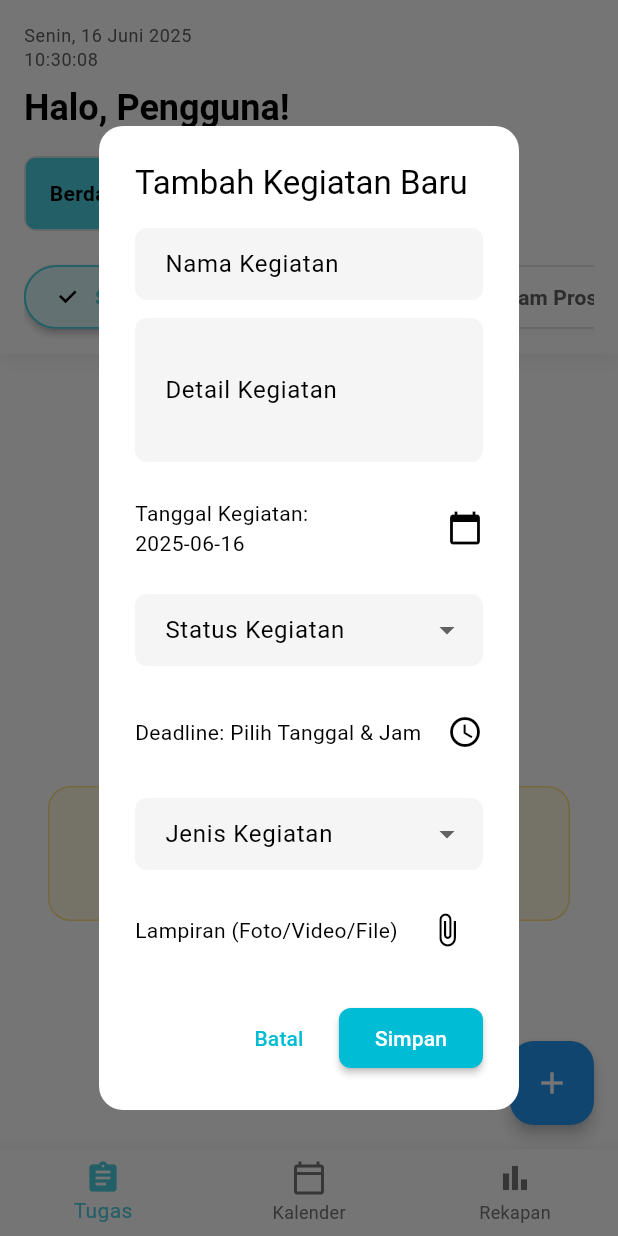
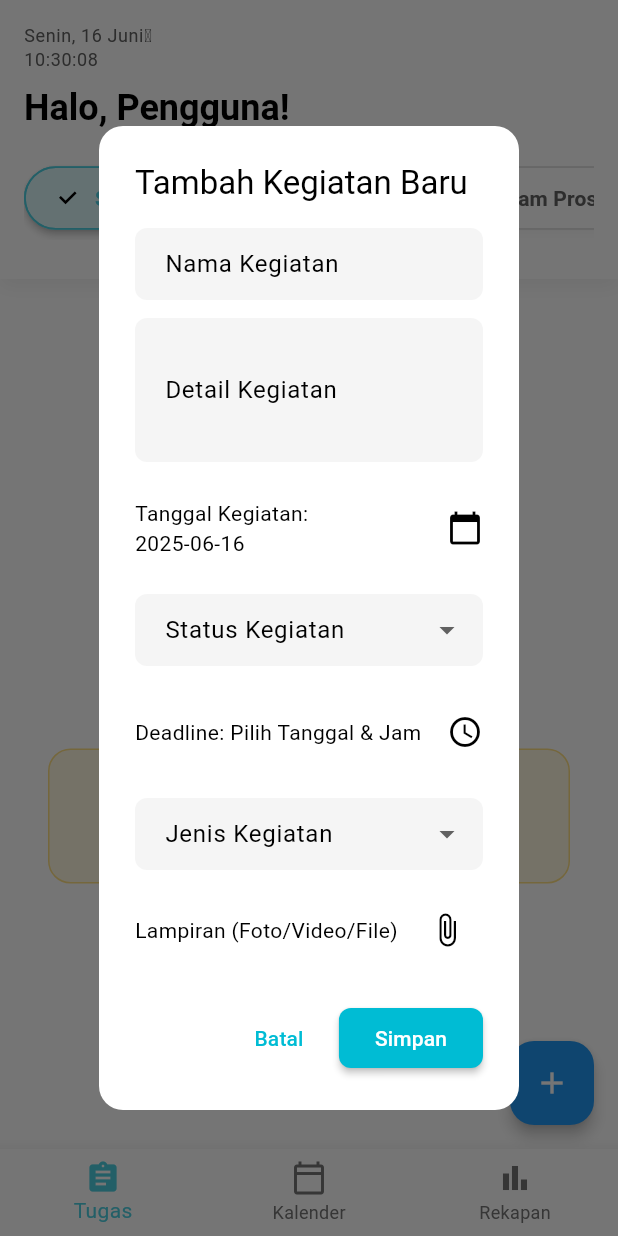
Before and after one commit to syaifa21/bleau_todo_app, a Flutter app: the screen it shows after launch, after a tap on the "add" icon, on a phone screen of 412 x 824 dp. Run offline on Flutter 3.47's test engine with Material 3 defaults, Android fonts, the phone set to English and light mode, and no system bars; our stand-ins replace fl_chart, hive, hive_flutter, table_calendar; accounts and stored records are empty; Roboto replaces fonts that are missing (Montserrat).

Commit message:
filtering

```diff
--- a/lib/dashboard_screen.dart
+++ b/lib/dashboard_screen.dart
@@ -4,8 +4,8 @@ import 'package:hive_flutter/hive_flutter.dart';
 import 'package:bleau_todo_app/models/task.dart';
 import 'package:bleau_todo_app/screens/calendar_screen.dart';
 import 'package:bleau_todo_app/screens/dashboard_chart_screen.dart';
-import 'package:intl/intl.dart'; // Tambahkan ini untuk format tanggal dan waktu
-import 'dart:async'; // Tambahkan ini untuk Timer
+import 'package:intl/intl.dart';
+import 'dart:async';
 
 class DashboardScreen extends StatefulWidget {
   const DashboardScreen({super.key});
@@ -16,44 +16,35 @@ class DashboardScreen extends StatefulWidget {
 
 class _DashboardScreenState extends State<DashboardScreen> {
   int _selectedIndex = 0;
-  // Variabel untuk menyimpan filter yang sedang aktif (status atau jenis)
+  // Filter utama adalah berdasarkan status kegiatan
   String _selectedFilter = 'Semua';
-  // Variabel untuk melacak mode filter: 'status' atau 'jenis'
-  String _filterMode = 'status'; // Default mode adalah berdasarkan status
 
-  late Box<Task> _taskBox; // Deklarasi Box Hive untuk Task
+  late Box<Task> _taskBox;
 
-  // Controller untuk inputan dialog
   final TextEditingController _namaKegiatanController = TextEditingController();
   final TextEditingController _detailKegiatanController = TextEditingController();
 
-  // Variabel untuk Datepicker & Dropdown di dialog (digunakan sebagai nilai awal)
   DateTime? _initialSelectedDate;
   DateTime? _initialSelectedDeadline;
   String? _initialSelectedStatus;
   String? _initialSelectedJenis;
 
-  // Daftar opsi untuk Status Kegiatan (digunakan untuk filter dan dialog)
   final List<String> _statusOptions = ['Belum Dimulai', 'Dalam Proses', 'Selesai'];
-
-  // Daftar opsi untuk Jenis Kegiatan (digunakan untuk filter dan dialog)
   final List<String> _jenisKegiatanOptions = ['Pribadi', 'Kerja', 'Wishlist', 'Lainnya'];
 
-  // GlobalKey untuk form validasi
   final _formKey = GlobalKey<FormState>();
 
-  // Future yang akan menyimpan hasil inisialisasi Hive Box
   late Future<void> _hiveInitFuture;
 
   @override
   void initState() {
     super.initState();
-    _hiveInitFuture = _openHiveBox(); // Panggil metode untuk membuka box Hive
+    _hiveInitFuture = _openHiveBox();
   }
 
   Future<void> _openHiveBox() async {
     if (!Hive.isBoxOpen('tasks')) {
-      _taskBox = await Hive.openBox<Task>('tasks'); // Buka box bernama 'tasks'
+      _taskBox = await Hive.openBox<Task>('tasks');
     } else {
       _taskBox = Hive.box<Task>('tasks');
     }
@@ -76,10 +67,9 @@ class _DashboardScreenState extends State<DashboardScreen> {
   Widget build(BuildContext context) {
     return Scaffold(
       body: FutureBuilder(
-        future: _hiveInitFuture, // Menggunakan future dari inisialisasi Hive Box
+        future: _hiveInitFuture,
         builder: (context, snapshot) {
           if (snapshot.connectionState == ConnectionState.done) {
-            // Jika future sudah selesai, tampilkan konten utama
             final List<Widget> bottomNavPages = <Widget>[
               _buildTasksPage(context),
               const CalendarScreen(),
@@ -87,32 +77,29 @@ class _DashboardScreenState extends State<DashboardScreen> {
             ];
             return bottomNavPages.elementAt(_selectedIndex);
           } else if (snapshot.hasError) {
-            // Jika terjadi error saat inisialisasi
             return Center(
               child: Text('Error: ${snapshot.error}', style: TextStyle(color: Colors.red)),
             );
           } else {
-            // Selama future masih berjalan, tampilkan loading indicator
             return const Center(child: CircularProgressIndicator());
           }
         },
       ),
-      floatingActionButton: _selectedIndex == 0 // Hanya tampilkan FAB di tab "Tugas"
+      floatingActionButton: _selectedIndex == 0
           ? FloatingActionButton(
               onPressed: () {
-                // Reset nilai awal untuk form "Tambah Kegiatan"
                 _namaKegiatanController.clear();
                 _detailKegiatanController.clear();
                 _initialSelectedDate = DateTime.now();
                 _initialSelectedDeadline = null;
                 _initialSelectedStatus = null;
                 _initialSelectedJenis = null;
-                _showAddTaskDialog(context); // Memanggil metode untuk menampilkan dialog
+                _showAddTaskDialog(context);
               },
               child: const Icon(Icons.add),
               backgroundColor: Colors.blue,
             )
-          : null, // Sembunyikan FAB di tab lain
+          : null,
       floatingActionButtonLocation: FloatingActionButtonLocation.endFloat,
       bottomNavigationBar: BottomNavigationBar(
         backgroundColor: Colors.white,
@@ -143,7 +130,6 @@ class _DashboardScreenState extends State<DashboardScreen> {
     );
   }
 
-  // --- Metode untuk Menampilkan Dialog Tambah/Edit Kegiatan ---
   void _showAddTaskDialog(BuildContext context, {Task? taskToEdit}) {
     _namaKegiatanController.text = taskToEdit?.name ?? '';
     _detailKegiatanController.text = taskToEdit?.detail ?? '';
@@ -382,7 +368,6 @@ class _DashboardScreenState extends State<DashboardScreen> {
     );
   }
 
-  // --- Metode untuk Menampilkan Dialog Detail Kegiatan ---
   void _showTaskDetailDialog(BuildContext context, Task task) {
     showDialog(
       context: context,
@@ -420,7 +405,6 @@ class _DashboardScreenState extends State<DashboardScreen> {
     );
   }
 
-  // Widget pembantu untuk baris detail
   Widget _buildDetailRow(String label, String value) {
     return Padding(
       padding: const EdgeInsets.symmetric(vertical: 4.0),
@@ -449,19 +433,16 @@ class _DashboardScreenState extends State<DashboardScreen> {
       builder: (context, Box<Task> box, _) {
         List<Task> currentTasks = box.values.toList();
 
-        // *** LOGIKA FILTER BARU: Dinamis berdasarkan _filterMode ***
+        // LOGIKA FILTER UTAMA: Berdasarkan Status Kegiatan
         List<Task> filteredTasks = currentTasks.where((task) {
           if (_selectedFilter == 'Semua') {
             return true;
           }
-          if (_filterMode == 'status') {
+          // Filter hanya berdasarkan status
           return task.status == _selectedFilter;
-          } else { // _filterMode == 'jenis'
-            return task.type == _selectedFilter;
-          }
         }).toList();
 
-        // Sort tasks by date, earliest first
+        // Urutkan tugas berdasarkan tanggal, paling awal lebih dulu
         filteredTasks.sort((a, b) => a.date.compareTo(b.date));
 
         bool hasTasks = filteredTasks.isNotEmpty;
@@ -490,7 +471,7 @@ class _DashboardScreenState extends State<DashboardScreen> {
                     builder: (context, snapshot) {
                       if (snapshot.hasData) {
                         final currentTime = snapshot.data!;
-                        final formattedDate = DateFormat('EEEE, dd MMMM yyyy', 'id_ID').format(currentTime); // Menggunakan locale Indonesia
+                        final formattedDate = DateFormat('EEEE, dd MMMM𓂃', 'id_ID').format(currentTime);
                         final formattedTime = DateFormat('HH:mm:ss').format(currentTime);
                         return Column(
                           crossAxisAlignment: CrossAxisAlignment.start,
@@ -515,42 +496,7 @@ class _DashboardScreenState extends State<DashboardScreen> {
                     style: Theme.of(context).textTheme.headlineSmall?.copyWith(fontWeight: FontWeight.bold),
                   ),
                   const SizedBox(height: 16),
-                  // *** KONTROL TOGGLE FILTER ***
-                  Align(
-                    alignment: Alignment.centerLeft,
-                    child: ToggleButtons(
-                      isSelected: [
-                        _filterMode == 'status',
-                        _filterMode == 'jenis',
-                      ],
-                      onPressed: (int index) {
-                        setState(() {
-                          if (index == 0) {
-                            _filterMode = 'status';
-                          } else {
-                            _filterMode = 'jenis';
-                          }
-                          _selectedFilter = 'Semua'; // Reset filter saat mode berubah
-                        });
-                      },
-                      borderRadius: BorderRadius.circular(8),
-                      selectedColor: Theme.of(context).colorScheme.onPrimary,
-                      fillColor: Theme.of(context).primaryColor,
-                      color: Theme.of(context).colorScheme.primary,
-                      textStyle: Theme.of(context).textTheme.bodyMedium?.copyWith(fontWeight: FontWeight.bold),
-                      children: const <Widget>[
-                        Padding(
-                          padding: EdgeInsets.symmetric(horizontal: 16),
-                          child: Text('Berdasarkan Status'),
-                        ),
-                        Padding(
-                          padding: EdgeInsets.symmetric(horizontal: 16),
-                          child: Text('Berdasarkan Jenis'),
-                        ),
-                      ],
-                    ),
-                  ),
-                  const SizedBox(height: 16), // Spasi setelah toggle
+                  // *** BARIS FILTER STATUS ***
                   SingleChildScrollView(
                     scrollDirection: Axis.horizontal,
                     padding: const EdgeInsets.symmetric(vertical: 4.0),
@@ -558,16 +504,9 @@ class _DashboardScreenState extends State<DashboardScreen> {
                       children: <Widget>[
                         _buildFilterChip('Semua'),
                         const SizedBox(width: 8),
-                        // *** CHIP FILTER DINAMIS ***
-                        if (_filterMode == 'status')
                         ..._statusOptions.map((status) => Padding(
                               padding: const EdgeInsets.only(right: 8.0),
                               child: _buildFilterChip(status),
-                              )).toList()
-                        else // _filterMode == 'jenis'
-                          ..._jenisKegiatanOptions.map((jenis) => Padding(
-                                padding: const EdgeInsets.only(right: 8.0),
-                                child: _buildFilterChip(jenis),
                             )).toList(),
                         IconButton(
                           icon: Icon(Icons.more_horiz, color: Colors.grey[700]),
@@ -580,12 +519,50 @@ class _DashboardScreenState extends State<DashboardScreen> {
                       ],
                     ),
                   ),
+                  const SizedBox(height: 16),
                 ],
               ),
             ),
+            // *** BAGIAN UNTUK MENAMPILKAN TUGAS YANG DIKELOMPOKKAN BERDASARKAN JENIS ***
             Expanded(
               child: hasTasks
-                  ? _buildTaskList(filteredTasks)
+                  ? SingleChildScrollView( // Menggunakan SingleChildScrollView untuk seluruh konten daftar tugas
+                      child: Column( // Column ini akan menampung semua grup jenis kegiatan
+                        crossAxisAlignment: CrossAxisAlignment.start,
+                        children: [
+                          // Iterasi melalui setiap jenis kegiatan yang mungkin
+                          ..._jenisKegiatanOptions.map((type) {
+                            // Filter tugas yang difilter oleh status, untuk jenis tertentu
+                            List<Task> tasksForType = filteredTasks
+                                .where((task) => task.type == type)
+                                .toList();
+
+                            // Jika tidak ada tugas untuk jenis ini, sembunyikan bagiannya
+                            if (tasksForType.isEmpty) {
+                              return const SizedBox.shrink();
+                            }
+
+                            return Column(
+                              crossAxisAlignment: CrossAxisAlignment.start,
+                              children: [
+                                Padding(
+                                  padding: const EdgeInsets.symmetric(horizontal: 16.0, vertical: 12.0),
+                                  child: Text(
+                                    type, // Judul grup (misal: "Pribadi", "Kerja")
+                                    style: Theme.of(context).textTheme.titleLarge?.copyWith(fontWeight: FontWeight.bold, color: Theme.of(context).primaryColor),
+                                  ),
+                                ),
+                                // Gunakan Column dari _buildTaskCard untuk tugas-tugas dalam grup ini
+                                ...tasksForType.map((task) => _buildTaskCard(task)).toList(),
+                                // Beri jarak antar grup, kecuali jika ini grup terakhir
+                                if (_jenisKegiatanOptions.last != type)
+                                  const SizedBox(height: 24),
+                              ],
+                            );
+                          }).toList(),
+                        ],
+                      ),
+                    )
                   : _buildEmptyTasksState(illustrationPath),
             ),
           ],
@@ -594,50 +571,13 @@ class _DashboardScreenState extends State<DashboardScreen> {
     );
   }
 
-  // Metode _buildFilterChip tidak berubah, karena logika seleksi sudah umum
-  Widget _buildFilterChip(String label) {
-    return ChoiceChip(
-      label: Text(label),
-      selected: _selectedFilter == label,
-      onSelected: (bool selected) {
-        if (selected) {
-          setState(() {
-            _selectedFilter = label;
-          });
-        }
-      },
-      selectedColor: Theme.of(context).primaryColor.withOpacity(0.2),
-      labelStyle: TextStyle(
-        color: _selectedFilter == label ? Theme.of(context).primaryColor : Colors.grey[700],
-        fontWeight: FontWeight.w600,
-      ),
-      shape: RoundedRectangleBorder(
-        borderRadius: BorderRadius.circular(25),
-        side: BorderSide(
-          color: _selectedFilter == label ? Theme.of(context).primaryColor : Colors.grey[300]!,
-          width: 1.2,
-        ),
-      ),
-      padding: const EdgeInsets.symmetric(horizontal: 18, vertical: 10),
-      elevation: 2,
-      shadowColor: Colors.black12,
-    );
-  }
-
-  Widget _buildTaskList(List<Task> tasks) {
-    if (tasks.isEmpty) {
-      return const Center(child: Text('Tidak ada tugas untuk ditampilkan dengan filter ini.'));
-    }
-    return ListView.builder(
-      padding: const EdgeInsets.only(top: 16.0, left: 16.0, right: 16.0),
-      itemCount: tasks.length,
-      itemBuilder: (context, index) {
-        final task = tasks[index];
-        final taskKey = task.key;
+  // Metode _buildTaskCard baru untuk membuat tampilan kartu tugas
+  Widget _buildTaskCard(Task task) {
+    final taskKey = task.key; // Dapatkan key tugas untuk operasi hapus/edit
 
     return Card(
       elevation: 4,
-          margin: const EdgeInsets.only(bottom: 16),
+      margin: const EdgeInsets.only(bottom: 16, left: 16, right: 16), // Tambah margin horizontal
       clipBehavior: Clip.antiAlias,
       shape: RoundedRectangleBorder(borderRadius: BorderRadius.circular(12)),
       child: InkWell(
@@ -716,7 +656,34 @@ class _DashboardScreenState extends State<DashboardScreen> {
         ),
       ),
     );
+  }
+
+  Widget _buildFilterChip(String label) {
+    return ChoiceChip(
+      label: Text(label),
+      selected: _selectedFilter == label,
+      onSelected: (bool selected) {
+        if (selected) {
+          setState(() {
+            _selectedFilter = label;
+          });
+        }
       },
+      selectedColor: Theme.of(context).primaryColor.withOpacity(0.2),
+      labelStyle: TextStyle(
+        color: _selectedFilter == label ? Theme.of(context).primaryColor : Colors.grey[700],
+        fontWeight: FontWeight.w600,
+      ),
+      shape: RoundedRectangleBorder(
+        borderRadius: BorderRadius.circular(25),
+        side: BorderSide(
+          color: _selectedFilter == label ? Theme.of(context).primaryColor : Colors.grey[300]!,
+          width: 1.2,
+        ),
+      ),
+      padding: const EdgeInsets.symmetric(horizontal: 18, vertical: 10),
+      elevation: 2,
+      shadowColor: Colors.black12,
     );
   }
 
```
Lines whose indentation alone changed are shown as unchanged.
